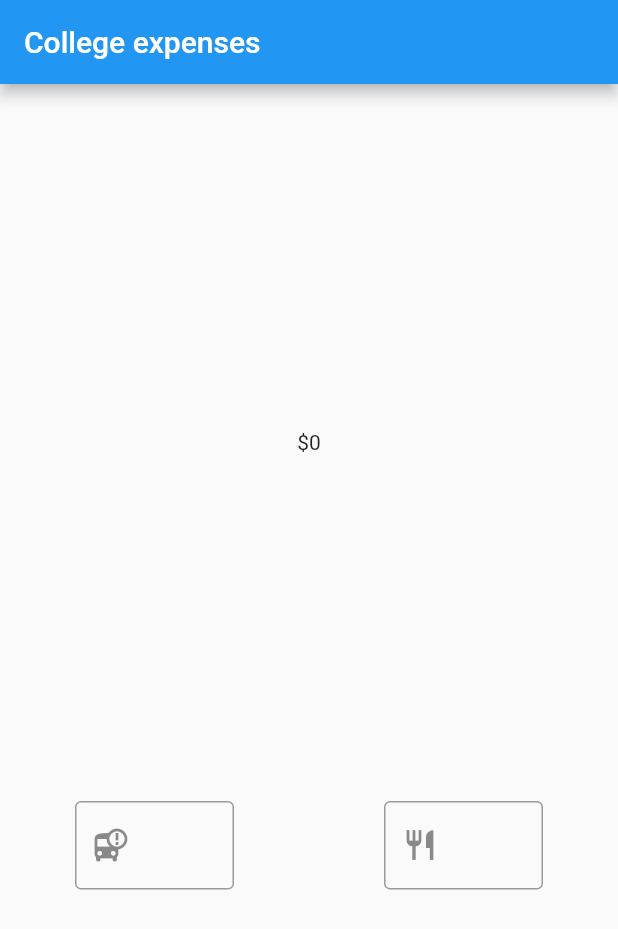
After one commit to sarrietav-dev/uni_expenses, a Flutter app: the screen it shows after launch, on a phone screen of 412 x 824 dp. The commit adds this screen. Shown: the top 929 px of the screen. Run offline on Flutter 3.47's test engine with Material 2 defaults, Android fonts, the phone set to English and light mode, and no system bars.

Commit message:
♻️ Extract ExpensePage widget

```diff
--- /dev/null
+++ b/lib/widgets/expense_page.dart
@@ -0,0 +1,80 @@
+import 'package:flutter/material.dart';
+import 'expense_input.dart';
+
+class ExpensePage extends StatefulWidget {
+  final String title;
+
+  const ExpensePage({super.key, required this.title});
+
+  @override
+  State<ExpensePage> createState() => _ExpensePageState();
+}
+
+class _ExpensePageState extends State<ExpensePage> {
+  final Map<String, double> _expenses = {};
+
+  get getTotalPrice {
+    return _expenses.values.isEmpty
+        ? 0
+        : _expenses.values.reduce((value, element) => value + element);
+  }
+
+  @override
+  Widget build(BuildContext context) {
+    return Scaffold(
+      appBar: AppBar(title: Text(widget.title)),
+      body: Column(
+        mainAxisSize: MainAxisSize.max,
+        mainAxisAlignment: MainAxisAlignment.spaceEvenly,
+        verticalDirection: VerticalDirection.up,
+        children: [
+          Row(
+            mainAxisSize: MainAxisSize.max,
+            mainAxisAlignment: MainAxisAlignment.spaceAround,
+            children: [
+              _InputLayoutWrapper(
+                child: ExpenseInput(
+                  icon: const Icon(Icons.bus_alert),
+                  expensePrice: 2700,
+                  onChanged: (price) {
+                    setState(() {
+                      _expenses["bus"] = price;
+                    });
+                  },
+                ),
+              ),
+              _InputLayoutWrapper(
+                child: ExpenseInput(
+                  icon: const Icon(Icons.restaurant),
+                  expensePrice: 10000,
+                  onChanged: (price) {
+                    setState(() {
+                      _expenses["food"] = price;
+                    });
+                  },
+                ),
+              )
+            ],
+          ),
+          Text(
+            "\$$getTotalPrice",
+          )
+        ],
+      ),
+    );
+  }
+}
+
+class _InputLayoutWrapper extends StatelessWidget {
+  const _InputLayoutWrapper({required this.child});
+
+  final ExpenseInput child;
+
+  @override
+  Widget build(BuildContext context) {
+    return Expanded(
+      child: Padding(
+          padding: const EdgeInsets.symmetric(horizontal: 50), child: child),
+    );
+  }
+}
```
Also changed, not shown: lib/main.dart (+2 -68 lines).
